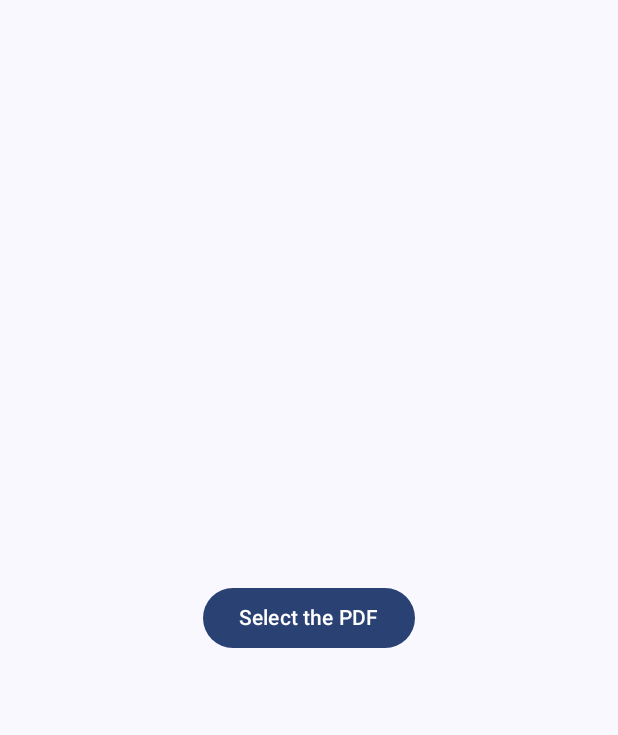
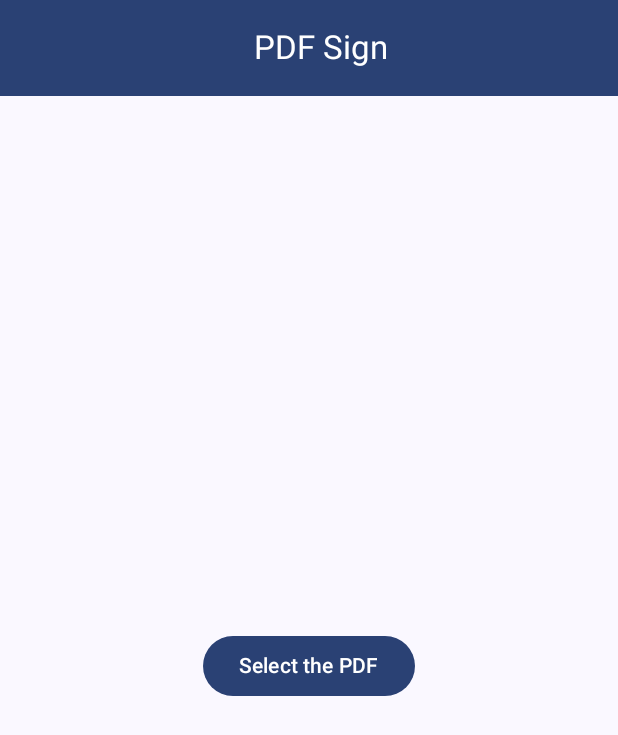
Before and after one commit to regxl2/Digitally-Signature-PDF, an Android app built with Jetpack Compose: the screen it shows after launch (MainActivity), on a phone screen of 412 x 824 dp. Shown: the top 735 px of the screen. Run offline under Robolectric (Android 15) with nearby library versions, the phone set to English and light mode, and no system bars.

Commit message:
image passing as an argument between the screen is not working

```diff
--- a/app/build.gradle.kts
+++ b/app/build.gradle.kts
@@ -1,6 +1,7 @@
 plugins {
     alias(libs.plugins.androidApplication)
     alias(libs.plugins.jetbrainsKotlinAndroid)
+    id("kotlin-parcelize")
 }
 
 android {
--- a/app/src/main/java/com/example/pdfsign/MainActivity.kt
+++ b/app/src/main/java/com/example/pdfsign/MainActivity.kt
@@ -7,8 +7,6 @@ import androidx.compose.foundation.layout.fillMaxSize
 import androidx.compose.material3.MaterialTheme
 import androidx.compose.material3.Surface
 import androidx.compose.ui.Modifier
-import com.example.pdfsign.screens.ImagePicker
-import com.example.pdfsign.screens.PdfPicker
 import com.example.pdfsign.ui.theme.PDFSignTheme
 
 class MainActivity : ComponentActivity() {
@@ -21,7 +19,7 @@ class MainActivity : ComponentActivity() {
                     modifier = Modifier.fillMaxSize(),
                     color = MaterialTheme.colorScheme.background
                 ) {
-                    PdfPicker()
+                    RootScreen()
                 }
             }
         }
--- /dev/null
+++ b/app/src/main/java/com/example/pdfsign/RootScreen.kt
@@ -0,0 +1,45 @@
+package com.example.pdfsign
+
+import android.annotation.SuppressLint
+import android.os.Parcelable
+import androidx.compose.runtime.Composable
+import androidx.compose.ui.graphics.ImageBitmap
+import androidx.navigation.compose.NavHost
+import androidx.navigation.compose.composable
+import androidx.navigation.compose.rememberNavController
+import com.example.pdfsign.screens.PDFPageEdit
+import com.example.pdfsign.screens.PdfPicker
+import kotlinx.parcelize.Parcelize
+import kotlinx.parcelize.RawValue
+
+enum class Screen{
+    PdfPicker,
+    PdfPageEdit
+}
+
+@Parcelize
+data class Image(val bitmap: @RawValue ImageBitmap) : Parcelable
+
+@SuppressLint("UnusedMaterial3ScaffoldPaddingParameter")
+@Composable
+fun RootScreen() {
+    val navController = rememberNavController()
+    NavHost(navController = navController, startDestination = Screen.PdfPicker.name) {
+        composable(route = Screen.PdfPicker.name){
+            PdfPicker{ image ->
+                navController.currentBackStackEntry?.savedStateHandle?.set(key= "image", value = image)
+                navController.navigate(route = Screen.PdfPageEdit.name)
+            }
+        }
+        composable(route = Screen.PdfPageEdit.name){
+            val image = navController.previousBackStackEntry?.savedStateHandle?.get<ImageBitmap>("image")
+            PDFPageEdit(image = image!!){
+                navController.navigate(Screen.PdfPicker.name){
+                    popUpTo(Screen.PdfPageEdit.name){
+                        inclusive = true
+                    }
+                }
+            }
+        }
+    }
+}
--- a/app/src/main/java/com/example/pdfsign/screens/PdfPicker.kt
+++ b/app/src/main/java/com/example/pdfsign/screens/PdfPicker.kt
@@ -1,16 +1,19 @@
 package com.example.pdfsign.screens
 
-import android.content.Context
-import android.net.Uri
 import androidx.activity.compose.rememberLauncherForActivityResult
 import androidx.activity.result.contract.ActivityResultContracts
-import androidx.compose.foundation.border
 import androidx.compose.foundation.layout.Arrangement
 import androidx.compose.foundation.layout.Column
 import androidx.compose.foundation.layout.fillMaxSize
+import androidx.compose.foundation.layout.fillMaxWidth
 import androidx.compose.foundation.layout.padding
 import androidx.compose.material3.Button
+import androidx.compose.material3.ExperimentalMaterial3Api
+import androidx.compose.material3.MaterialTheme
+import androidx.compose.material3.Scaffold
 import androidx.compose.material3.Text
+import androidx.compose.material3.TopAppBar
+import androidx.compose.material3.TopAppBarDefaults
 import androidx.compose.runtime.Composable
 import androidx.compose.runtime.getValue
 import androidx.compose.runtime.mutableStateOf
@@ -19,43 +22,60 @@ import androidx.compose.runtime.rememberCoroutineScope
 import androidx.compose.runtime.setValue
 import androidx.compose.ui.Alignment
 import androidx.compose.ui.Modifier
-import androidx.compose.ui.graphics.Color
+import androidx.compose.ui.graphics.ImageBitmap
 import androidx.compose.ui.platform.LocalContext
+import androidx.compose.ui.text.style.TextAlign
 import androidx.compose.ui.tooling.preview.Preview
-import androidx.compose.ui.unit.dp
+import com.example.pdfsign.composables.PDFReader
+import com.example.pdfsign.utils.copyExternalFile
 import kotlinx.coroutines.launch
 import java.io.File
-import java.io.FileOutputStream
-import java.io.OutputStream
-import java.util.UUID
 
-
+@OptIn(ExperimentalMaterial3Api::class)
 @Composable
-fun PdfPicker() {
+fun PdfPicker(navigateToPdfPageEdit: (ImageBitmap)-> Unit) {
     var file: File? by remember {
         mutableStateOf(null)
     }
+    println("pdfPicker")
     val scope = rememberCoroutineScope()
     val context = LocalContext.current
     val pdfPickerLauncher =
         rememberLauncherForActivityResult(contract = ActivityResultContracts.OpenDocument()) { uri ->
+            uri?.let {
                 scope.launch {
-                uri?.let {
                     copyExternalFile(context, uri) {
                         file = it
                     }
                 }
             }
         }
+    Scaffold(
+        topBar = {
+            TopAppBar(
+                title = {
+                    Text(
+                        modifier = Modifier.fillMaxWidth(),
+                        textAlign = TextAlign.Center,
+                        text = "PDF Sign"
+                    )
+                },
+                colors = TopAppBarDefaults.topAppBarColors(
+                    containerColor = MaterialTheme.colorScheme.primary,
+                    titleContentColor = MaterialTheme.colorScheme.onPrimary
+                )
+            )
+        }
+    ) { paddingValues ->
         Column(
             modifier = Modifier
-            .padding(16.dp)
+                .padding(paddingValues)
                 .fillMaxSize(),
             verticalArrangement = Arrangement.Center,
             horizontalAlignment = Alignment.CenterHorizontally
         ) {
             file?.let {
-            PDFReader(file = it)
+                PDFReader(file = it, navigateToPdfPageEdit = navigateToPdfPageEdit)
             } ?: Button(onClick = {
                 pdfPickerLauncher.launch(arrayOf("application/pdf"))
             }) {
@@ -63,30 +83,11 @@ fun PdfPicker() {
             }
         }
     }
-
-suspend fun copyExternalFile(context: Context, uri: Uri, finish: suspend (File) -> Unit) {
-    val name = "pdfSign.pdf"
-    val file = File(context.cacheDir, name)
-    val inputStream = context.contentResolver.openInputStream(uri)
-    runCatching {
-        val out: OutputStream = FileOutputStream(file)
-        val buffer = ByteArray(1024)
-        inputStream?.let {
-            var read = it.read(buffer)
-            while (read != -1) {
-                out.write(buffer, 0, read)
-                read = it.read(buffer)
-            }
-        }
-    }.onSuccess {
-        inputStream?.close()
-        finish.invoke(file)
-    }
 }
 
 
 @Preview(showSystemUi = true)
 @Composable
 private fun PreviewPdfPicker() {
-    PdfPicker()
+    PdfPicker(navigateToPdfPageEdit = {})
 }
```
Also changed, not shown: app/src/main/java/com/example/pdfsign/composables/PDFReader.kt (renamed from app/src/main/java/com/example/pdfsign/screens/PDFReader.kt, +9 -10 lines), app/src/main/java/com/example/pdfsign/screens/PDFPageEdit.kt (added, +50 -0 lines), app/src/main/java/com/example/pdfsign/screens/SharedViewModel.kt (added, +9 -0 lines), app/src/main/java/com/example/pdfsign/utils/PdfRender.kt (renamed from app/src/main/java/com/example/pdfsign/screens/PdfRender.kt, +4 -4 lines), app/src/main/java/com/example/pdfsign/utils/utils.kt (added, +27 -0 lines). Lines whose indentation alone changed are shown as unchanged.
